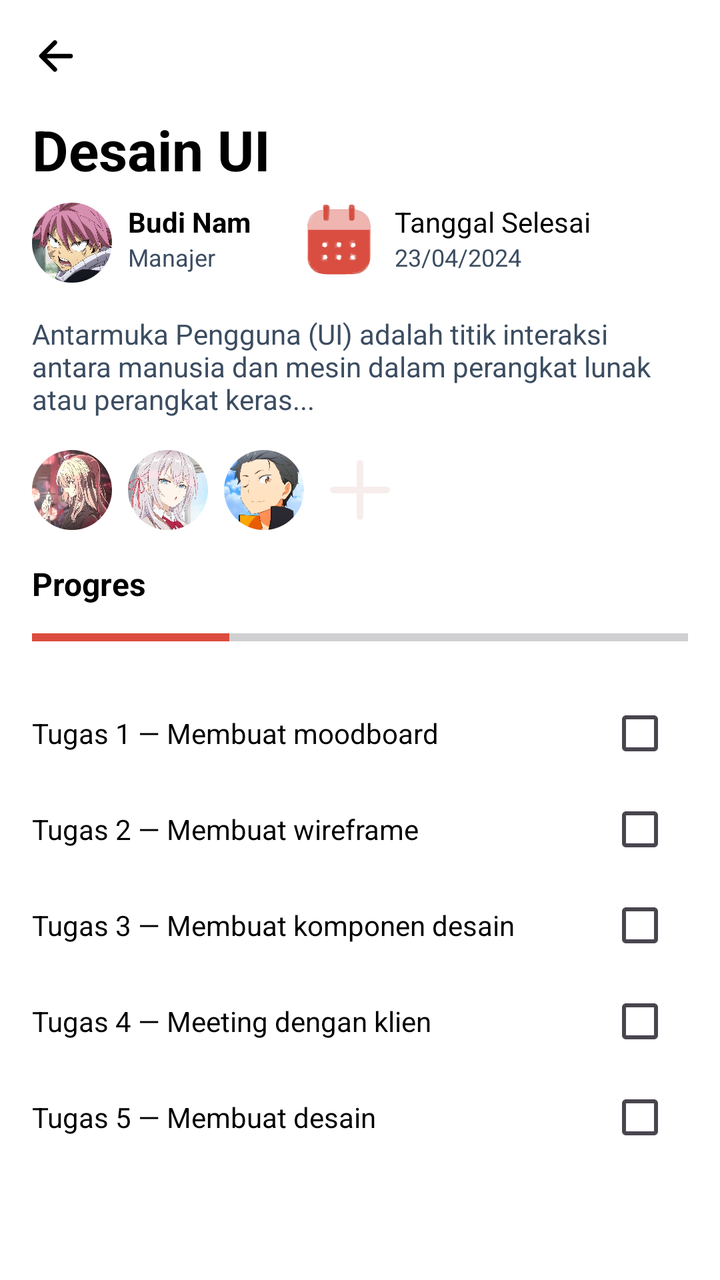
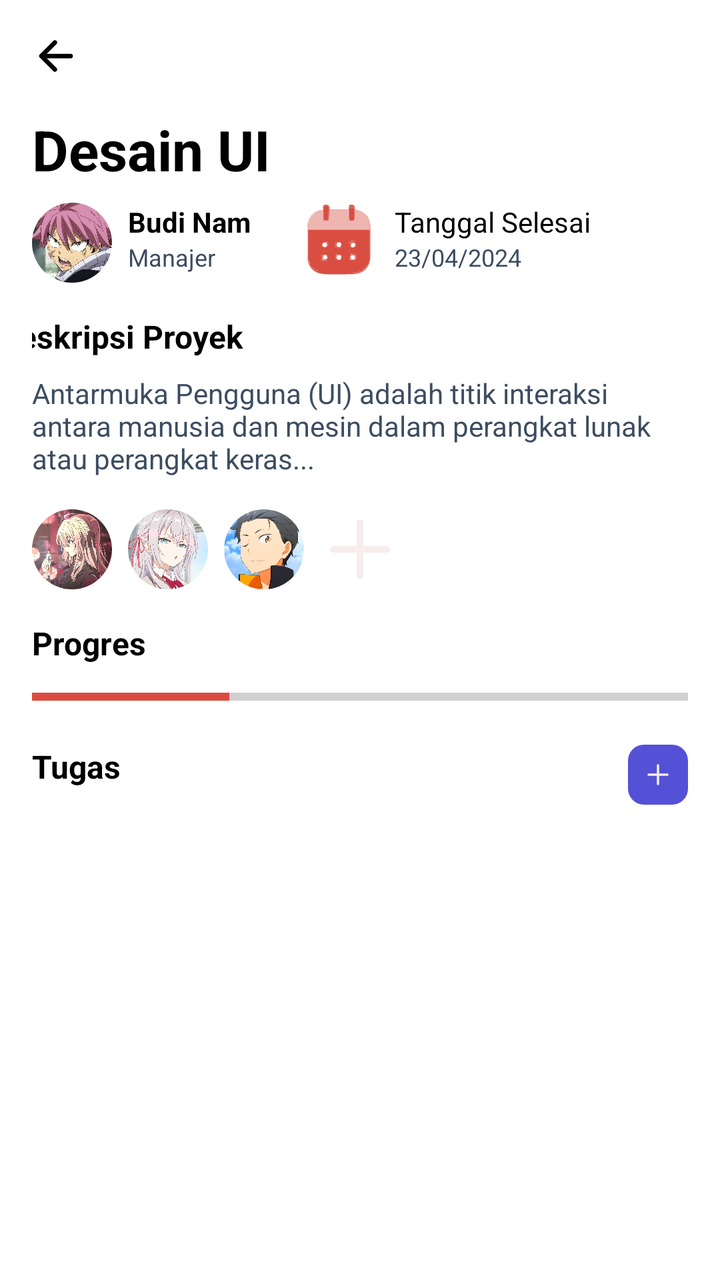

Before-and-after screenshots of an Android layout around one commit, followed by the original layout XML and the change that was made.
<!-- AndroidManifest.xml: application theme Theme.TaskApp -->
<!-- res/layout/activity_project_detail.xml -->
<androidx.constraintlayout.widget.ConstraintLayout
    xmlns:android="http://schemas.android.com/apk/res/android"
    xmlns:app="http://schemas.android.com/apk/res-auto"
    android:layout_width="match_parent"
    android:layout_height="match_parent"
    android:padding="16dp">

    
    <ImageView
        android:id="@+id/backButton"
        android:layout_width="wrap_content"
        android:layout_height="wrap_content"
        android:src="@drawable/arrow_back_new"
        android:contentDescription="Back"
        app:layout_constraintStart_toStartOf="parent"
        app:layout_constraintTop_toTopOf="parent" />

    
    <TextView
        android:id="@+id/tvProjectName"
        android:layout_width="wrap_content"
        android:layout_height="wrap_content"
        android:text="Desain UI"
        android:textSize="28sp"
        android:textStyle="bold"
        android:textColor="@color/black"
        app:layout_constraintTop_toBottomOf="@id/backButton"
        app:layout_constraintStart_toStartOf="parent"
        android:layout_marginTop="16dp" />

    
    <LinearLayout
        android:id="@+id/managerSection"
        android:layout_width="wrap_content"
        android:layout_height="wrap_content"
        android:orientation="horizontal"
        android:layout_marginTop="8dp"
        app:layout_constraintTop_toBottomOf="@id/tvProjectName"
        app:layout_constraintStart_toStartOf="parent">

        
        <ImageView
            android:layout_width="40dp"
            android:layout_height="40dp"
            android:src="@drawable/image_profile"
            android:scaleType="centerCrop"
            android:background="@drawable/circle_shape"
            android:clipToOutline="true" />

        
        <LinearLayout
            android:layout_width="wrap_content"
            android:layout_height="wrap_content"
            android:orientation="vertical"
            android:layout_marginStart="8dp">

            
            <TextView
                android:layout_width="wrap_content"
                android:layout_height="wrap_content"
                android:text="Budi Nam"
                android:textSize="14sp"
                android:textStyle="bold"
                android:textColor="@color/black" />

            
            <TextView
                android:layout_width="wrap_content"
                android:layout_height="wrap_content"
                android:text="Manajer"
                android:textSize="12sp"
                android:textColor="@color/gray_text" />
        </LinearLayout>

        
        <LinearLayout
            android:layout_width="wrap_content"
            android:layout_height="wrap_content"
            android:layout_marginStart="24dp"
            android:orientation="horizontal">

            
            <ImageView
                android:layout_width="40dp"
                android:layout_height="40dp"
                android:src="@drawable/ic_calender"
                android:contentDescription="Tanggal Selesai" />

            <LinearLayout
                android:layout_width="wrap_content"
                android:layout_height="wrap_content"
                android:orientation="vertical"
                android:layout_marginStart="8dp">

                
                <TextView
                    android:layout_width="wrap_content"
                    android:layout_height="wrap_content"
                    android:text="Tanggal Selesai"
                    android:textSize="14sp"
                    android:textColor="@color/black" />

                
                <TextView
                    android:layout_width="wrap_content"
                    android:layout_height="wrap_content"
                    android:text="23/04/2024"
                    android:textSize="12sp"
                    android:textColor="@color/gray_text" />
            </LinearLayout>
        </LinearLayout>
    </LinearLayout>

    
    <TextView
        android:id="@+id/tvDescription"
        android:layout_width="0dp"
        android:layout_height="wrap_content"
        android:text="Antarmuka Pengguna (UI) adalah titik interaksi antara manusia dan mesin dalam perangkat lunak atau perangkat keras..."
        android:textSize="14sp"
        android:textColor="@color/gray_text"
        android:layout_marginTop="16dp"
        app:layout_constraintStart_toStartOf="parent"
        app:layout_constraintEnd_toEndOf="parent"
        app:layout_constraintTop_toBottomOf="@id/managerSection" />

    
    <LinearLayout
        android:id="@+id/teamSection"
        android:layout_width="wrap_content"
        android:layout_height="wrap_content"
        android:orientation="horizontal"
        android:layout_marginTop="16dp"
        app:layout_constraintTop_toBottomOf="@id/tvDescription"
        app:layout_constraintStart_toStartOf="parent">

        
        <ImageView
            android:layout_width="40dp"
            android:layout_height="40dp"
            android:src="@drawable/image_profile1"
            android:background="@drawable/circle_shape"
            android:scaleType="centerCrop"
            android:clipToOutline="true" />

        <ImageView
            android:layout_width="40dp"
            android:layout_height="40dp"
            android:layout_marginStart="8dp"
            android:src="@drawable/image_profile2"
            android:background="@drawable/circle_shape"
            android:scaleType="centerCrop"
            android:clipToOutline="true" />

        <ImageView
            android:layout_width="40dp"
            android:layout_height="40dp"
            android:layout_marginStart="8dp"
            android:src="@drawable/image_profile3"
            android:background="@drawable/circle_shape"
            android:scaleType="centerCrop"
            android:clipToOutline="true" />

        
        <ImageView
            android:id="@+id/addTeamIcon"
            android:layout_width="40dp"
            android:layout_height="40dp"
            android:layout_marginStart="8dp"
            android:src="@drawable/add_tugas"
            android:contentDescription="Add Team Member" />
    </LinearLayout>

    
    <TextView
        android:id="@+id/tvProgressLabel"
        android:layout_width="wrap_content"
        android:layout_height="wrap_content"
        android:text="Progres"
        android:textSize="16sp"
        android:textStyle="bold"
        android:textColor="@color/black"
        android:layout_marginTop="16dp"
        app:layout_constraintTop_toBottomOf="@id/teamSection"
        app:layout_constraintStart_toStartOf="parent" />

    <ProgressBar
        android:id="@+id/progressBar"
        android:layout_width="0dp"
        android:layout_height="wrap_content"
        style="@style/Widget.AppCompat.ProgressBar.Horizontal"
        android:progress="30"
        android:max="100"
        android:progressTint="@color/red_button"
        app:layout_constraintTop_toBottomOf="@id/tvProgressLabel"
        app:layout_constraintStart_toStartOf="parent"
        app:layout_constraintEnd_toEndOf="parent"
        android:layout_marginTop="8dp" />

    
    <LinearLayout
        android:id="@+id/subTasksList"
        android:layout_width="match_parent"
        android:layout_height="wrap_content"
        android:orientation="vertical"
        android:layout_marginTop="16dp"
        app:layout_constraintTop_toBottomOf="@id/progressBar"
        app:layout_constraintStart_toStartOf="parent"
        app:layout_constraintEnd_toEndOf="parent">

        
        <LinearLayout
            android:layout_width="match_parent"
            android:layout_height="wrap_content"
            android:orientation="horizontal">

            <TextView
                android:layout_width="0dp"
                android:layout_height="wrap_content"
                android:layout_weight="1"
                android:text="Tugas 1 — Membuat moodboard"
                android:textSize="14sp"
                android:textColor="@color/black" />

            <CheckBox
                android:id="@+id/subtask1"
                android:layout_width="wrap_content"
                android:layout_height="wrap_content" />
        </LinearLayout>

        
        <LinearLayout
            android:layout_width="match_parent"
            android:layout_height="wrap_content"
            android:orientation="horizontal">

            <TextView
                android:layout_width="0dp"
                android:layout_height="wrap_content"
                android:layout_weight="1"
                android:text="Tugas 2 — Membuat wireframe"
                android:textSize="14sp"
                android:textColor="@color/black" />

            <CheckBox
                android:id="@+id/subtask2"
                android:layout_width="wrap_content"
                android:layout_height="wrap_content" />
        </LinearLayout>

        
        <LinearLayout
            android:layout_width="match_parent"
            android:layout_height="wrap_content"
            android:orientation="horizontal">

            <TextView
                android:layout_width="0dp"
                android:layout_height="wrap_content"
                android:layout_weight="1"
                android:text="Tugas 3 — Membuat komponen desain"
                android:textSize="14sp"
                android:textColor="@color/black" />

            <CheckBox
                android:id="@+id/subtask3"
                android:layout_width="wrap_content"
                android:layout_height="wrap_content" />
        </LinearLayout>

        
        <LinearLayout
            android:layout_width="match_parent"
            android:layout_height="wrap_content"
            android:orientation="horizontal">

            <TextView
                android:layout_width="0dp"
                android:layout_height="wrap_content"
                android:layout_weight="1"
                android:text="Tugas 4 — Meeting dengan klien"
                android:textSize="14sp"
                android:textColor="@color/black" />

            <CheckBox
                android:id="@+id/subtask4"
                android:layout_width="wrap_content"
                android:layout_height="wrap_content" />
        </LinearLayout>

        
        <LinearLayout
            android:layout_width="match_parent"
            android:layout_height="wrap_content"
            android:orientation="horizontal">

            <TextView
                android:layout_width="0dp"
                android:layout_height="wrap_content"
                android:layout_weight="1"
                android:text="Tugas 5 — Membuat desain"
                android:textSize="14sp"
                android:textColor="@color/black" />

            <CheckBox
                android:id="@+id/subtask5"
                android:layout_width="wrap_content"
                android:layout_height="wrap_content" />
        </LinearLayout>
    </LinearLayout>
</androidx.constraintlayout.widget.ConstraintLayout>
<!-- resources referenced by this layout -->
<resources>
  <color name="black">#FF000000</color>
  <color name="gray_text">#3c4d61</color>
  <color name="red_button">#dc4c3e</color>
  <!-- drawable add_tugas (drawable) -->
  <vector xmlns:android="http://schemas.android.com/apk/res/android" android:height="24dp" android:viewportHeight="24" android:viewportWidth="24" android:width="24dp">
        
      <path android:fillColor="#F8EDED" android:pathData="M4,12H20M12,4V20" android:strokeColor="#F8EDED" android:strokeLineCap="round" android:strokeLineJoin="round" android:strokeWidth="2"/>
      
  </vector>
  <!-- drawable arrow_back_new (drawable) -->
  <vector xmlns:android="http://schemas.android.com/apk/res/android" android:height="24dp" android:viewportHeight="512" android:viewportWidth="512" android:width="24dp">
        
      <path android:fillColor="#00000000" android:pathData="M244,400l-144,-144l144,-144" android:strokeColor="#000000" android:strokeLineCap="round" android:strokeLineJoin="round" android:strokeWidth="48"/>
        
      <path android:fillColor="#00000000" android:pathData="M120,256L412,256" android:strokeColor="#000000" android:strokeLineCap="round" android:strokeLineJoin="round" android:strokeWidth="48"/>
      
  </vector>
  <!-- drawable circle_shape (drawable) -->
  <shape xmlns:android="http://schemas.android.com/apk/res/android">
      <solid android:color="@android:color/white" />
      <corners android:radius="100dp" />
  </shape>
  <!-- drawable ic_calender: vector/xml drawable (drawable, 10216 chars, omitted) -->
  <!-- drawable image_profile: jpeg bitmap (drawable, 69540 bytes) -->
  <!-- drawable image_profile1: jpeg bitmap (drawable, 86591 bytes) -->
  <!-- drawable image_profile2: jpeg bitmap (drawable, 81344 bytes) -->
  <!-- drawable image_profile3: jpeg bitmap (drawable, 43478 bytes) -->
  <style name="Theme.TaskApp" parent="Base.Theme.TaskApp" />
  <style name="Base.Theme.TaskApp" parent="Theme.Material3.Light.NoActionBar">
          
          
          <item name="android:windowBackground">@android:color/white</item>
          <item name="colorPrimary">@color/white</item>
          <item name="colorPrimaryVariant">@color/white</item>
          <item name="colorOnPrimary">@color/black</item>
      </style>
  <color name="white">#FFFFFFFF</color>
</resources>

<!-- the commit's change to res/layout/activity_project_detail.xml (unified diff, before → after) -->
@@ -113,16 +113,32 @@
 
     
     <TextView
+        android:id="@+id/tvDescriptionTitle"
+        android:layout_width="wrap_content"
+        android:layout_height="wrap_content"
+        android:text="Deskripsi Proyek"
+        android:textSize="16sp"
+        android:textStyle="bold"
+        android:layout_marginEnd="240dp"
+        android:textColor="@color/black"
+        android:layout_marginTop="16dp"
+        app:layout_constraintTop_toBottomOf="@id/managerSection"
+        app:layout_constraintStart_toStartOf="parent"
+        app:layout_constraintEnd_toEndOf="parent" />
+
+    
+    <TextView
         android:id="@+id/tvDescription"
         android:layout_width="0dp"
         android:layout_height="wrap_content"
         android:text="Antarmuka Pengguna (UI) adalah titik interaksi antara manusia dan mesin dalam perangkat lunak atau perangkat keras..."
         android:textSize="14sp"
         android:textColor="@color/gray_text"
-        android:layout_marginTop="16dp"
+        android:layout_marginTop="8dp"
         app:layout_constraintStart_toStartOf="parent"
         app:layout_constraintEnd_toEndOf="parent"
-        app:layout_constraintTop_toBottomOf="@id/managerSection" />
+        app:layout_constraintTop_toBottomOf="@id/tvDescriptionTitle" />
+
 
     
     <LinearLayout
@@ -197,115 +213,49 @@
         app:layout_constraintEnd_toEndOf="parent"
         android:layout_marginTop="8dp" />
 
-    
     <LinearLayout
-        android:id="@+id/subTasksList"
+        android:id="@+id/subTasksHeader"
         android:layout_width="match_parent"
         android:layout_height="wrap_content"
-        android:orientation="vertical"
+        android:orientation="horizontal"
         android:layout_marginTop="16dp"
         app:layout_constraintTop_toBottomOf="@id/progressBar"
         app:layout_constraintStart_toStartOf="parent"
         app:layout_constraintEnd_toEndOf="parent">
 
         
-        <LinearLayout
-            android:layout_width="match_parent"
+        <TextView
+            android:layout_width="0dp"
             android:layout_height="wrap_content"
-            android:orientation="horizontal">
-
-            <TextView
-                android:layout_width="0dp"
-                android:layout_height="wrap_content"
-                android:layout_weight="1"
-                android:text="Tugas 1 — Membuat moodboard"
-                android:textSize="14sp"
-                android:textColor="@color/black" />
-
-            <CheckBox
-                android:id="@+id/subtask1"
-                android:layout_width="wrap_content"
-                android:layout_height="wrap_content" />
-        </LinearLayout>
-
-        
-        <LinearLayout
-            android:layout_width="match_parent"
-            android:layout_height="wrap_content"
-            android:orientation="horizontal">
-
-            <TextView
-                android:layout_width="0dp"
-                android:layout_height="wrap_content"
-                android:layout_weight="1"
-                android:text="Tugas 2 — Membuat wireframe"
-                android:textSize="14sp"
-                android:textColor="@color/black" />
-
-            <CheckBox
-                android:id="@+id/subtask2"
-                android:layout_width="wrap_content"
-                android:layout_height="wrap_content" />
-        </LinearLayout>
-
-        
-        <LinearLayout
-            android:layout_width="match_parent"
-            android:layout_height="wrap_content"
-            android:orientation="horizontal">
-
-            <TextView
-                android:layout_width="0dp"
-                android:layout_height="wrap_content"
-                android:layout_weight="1"
-                android:text="Tugas 3 — Membuat komponen desain"
-                android:textSize="14sp"
-                android:textColor="@color/black" />
-
-            <CheckBox
-                android:id="@+id/subtask3"
-                android:layout_width="wrap_content"
-                android:layout_height="wrap_content" />
-        </LinearLayout>
-
-        
-        <LinearLayout
-            android:layout_width="match_parent"
-            android:layout_height="wrap_content"
-            android:orientation="horizontal">
-
-            <TextView
-                android:layout_width="0dp"
-                android:layout_height="wrap_content"
-                android:layout_weight="1"
-                android:text="Tugas 4 — Meeting dengan klien"
-                android:textSize="14sp"
-                android:textColor="@color/black" />
-
-            <CheckBox
-                android:id="@+id/subtask4"
-                android:layout_width="wrap_content"
-                android:layout_height="wrap_content" />
-        </LinearLayout>
-
-        
-        <LinearLayout
-            android:layout_width="match_parent"
-            android:layout_height="wrap_content"
-            android:orientation="horizontal">
-
-            <TextView
-                android:layout_width="0dp"
-                android:layout_height="wrap_content"
-                android:layout_weight="1"
-                android:text="Tugas 5 — Membuat desain"
-                android:textSize="14sp"
-                android:textColor="@color/black" />
-
-            <CheckBox
-                android:id="@+id/subtask5"
-                android:layout_width="wrap_content"
-                android:layout_height="wrap_content" />
-        </LinearLayout>
+            android:layout_weight="1"
+            android:text="Tugas"
+            android:textSize="16sp"
+            android:textStyle="bold"
+            android:textColor="@color/black" />
+
+        
+        <ImageView
+            android:id="@+id/btnAddTask"
+            android:layout_width="30dp"
+            android:layout_height="30dp"
+            android:src="@drawable/add_tugas"
+            android:contentDescription="Tambah Tugas"
+            android:background="@drawable/rounded_background_blue"
+            android:scaleType="centerInside"
+            android:padding="8dp" />
     </LinearLayout>
+
+    
+    <TextView
+        android:id="@+id/tvNamaTarget"
+        android:layout_width="wrap_content"
+        android:layout_height="wrap_content"
+        android:text=""
+        android:textSize="16sp"
+        android:textColor="@color/black"
+        android:layout_marginTop="16dp"
+        android:layout_marginStart="16dp"
+        android:layout_marginEnd="16dp" />
+
+
 </androidx.constraintlayout.widget.ConstraintLayout>
<!-- resource entries referenced after the edit -->
@@ -27,7 +27,13 @@
   <!-- drawable image_profile1: jpeg bitmap (drawable, 86591 bytes) -->
   <!-- drawable image_profile2: jpeg bitmap (drawable, 81344 bytes) -->
   <!-- drawable image_profile3: jpeg bitmap (drawable, 43478 bytes) -->
+  <!-- drawable rounded_background_blue (drawable) -->
+  <shape xmlns:android="http://schemas.android.com/apk/res/android">
+      <solid android:color="@color/blue" /> 
+      <corners android:radius="8dp" /> 
+  </shape>
   <style name="Theme.TaskApp" parent="Base.Theme.TaskApp" />
+  <color name="blue">#5451d6</color>
   <style name="Base.Theme.TaskApp" parent="Theme.Material3.Light.NoActionBar">
           
           
